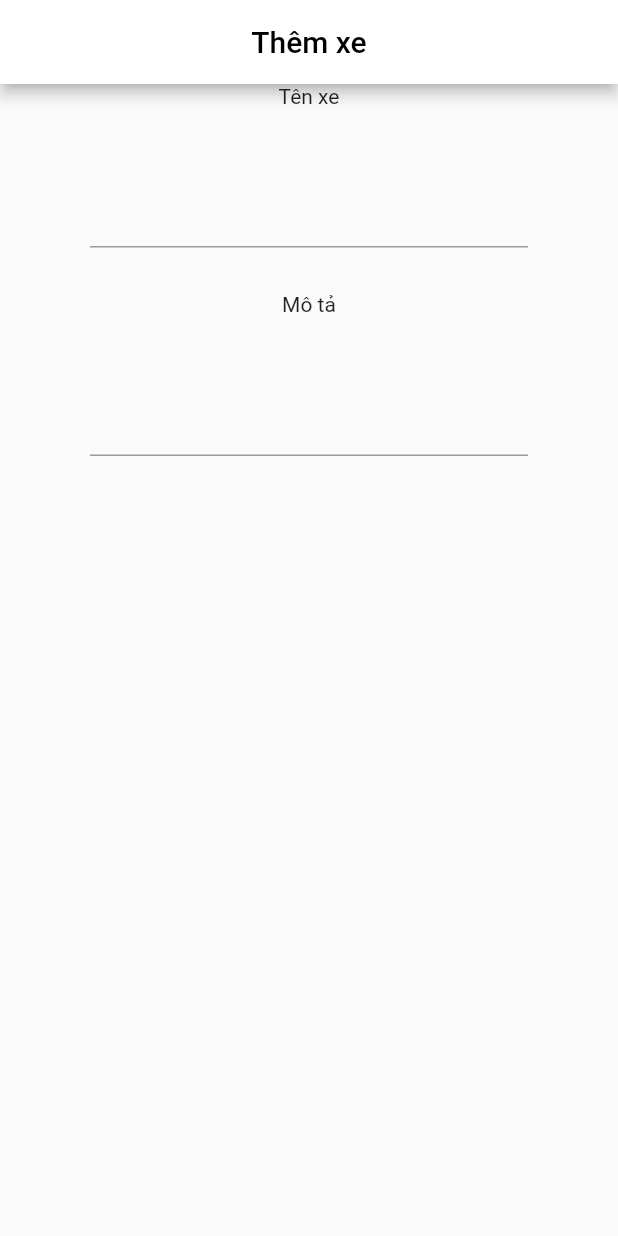
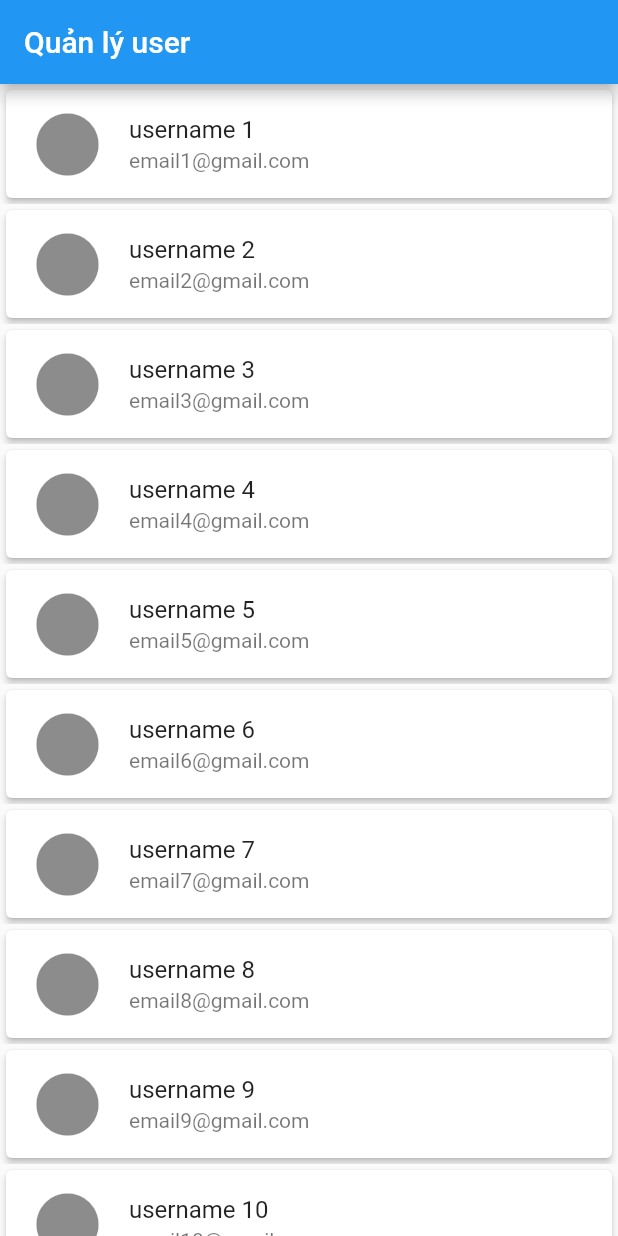
Before and after one commit to tientranzt/car_rent_flutter, a Flutter app: the screen it shows after launch, on a phone screen of 412 x 824 dp. Run offline on Flutter 3.47's test engine with Material 2 defaults, Android fonts, the phone set to English and light mode, and no system bars; our stand-ins replace cloud_firestore, email_validator, firebase_auth, firebase_core, firebase_storage, google_maps_flutter and 1 more; accounts and stored records are empty.

Commit message:
add admin user

```diff
--- a/lib/main.dart
+++ b/lib/main.dart
@@ -3,6 +3,7 @@ import 'package:cart_rent/src/page/account/subpageaccount/account_rewards_page.d
 import 'package:cart_rent/src/page/account/subpageaccount/history_order_page.dart';
 import 'package:cart_rent/src/page/admin/addcar/add_car_page.dart';
 import 'package:cart_rent/src/page/admin/addcategory/add_news_page.dart';
+import 'package:cart_rent/src/page/admin/userlist/user_list_page.dart';
 import 'package:cart_rent/src/page/detail/detail_page.dart';
 import 'package:cart_rent/src/page/home/home_page.dart';
 import 'package:cart_rent/src/page/login/forgotpass/forgot_password_page.dart';
@@ -53,12 +54,12 @@ class _MyAppState extends State<MyApp> {
         HistoryOrderPage.route : (context) => HistoryOrderPage(),
         AccountRewardsPage.route : (context) => AccountRewardsPage(),
         AddCategoryNewsPage.route: (context) => AddCategoryNewsPage(),
-        AddCarPage.route: (context) => AddCarPage()
+        AddCarPage.route: (context) => AddCarPage(),
+        UserListPage.route: (context) => UserListPage()
       },
-      initialRoute: AddCarPage.route,
+      initialRoute: UserListPage.route,
       debugShowCheckedModeBanner: false,
-      title: 'Car Rent',
-
+      title: 'Bích Long Co',
     );
   }
 }
--- a/lib/src/page/admin/addcategory/add_news_page.dart
+++ b/lib/src/page/admin/addcategory/add_news_page.dart
@@ -22,6 +22,7 @@ class _AddCategoryNewsPageState extends State<AddCategoryNewsPage> {
           backgroundColor: Color(0xffF0EFF4),
           appBar: AppBar(
             backgroundColor: Colors.white,
+
             title: Text(
               "Thêm bài viết",
               maxLines: 1,
@@ -123,11 +124,10 @@ class _AddCategoryNewsPageState extends State<AddCategoryNewsPage> {
                           print(textTitleEditingController.text);
                           print(textContentEditingController.text);
                         },
-                        child: Text(
+                        child:  Text(
                           "Thêm bài viết",
                           style: TextStyle(color: Colors.white),
                         ),
-
                         color: Colors.orange,
                       ),
                     ],
--- /dev/null
+++ b/lib/src/page/admin/userlist/user_list_page.dart
@@ -0,0 +1,46 @@
+import 'package:flutter/material.dart';
+
+class UserListPage extends StatefulWidget {
+  static const String route = "user_list_page";
+  @override
+  _UserListPageState createState() => _UserListPageState();
+}
+
+class _UserListPageState extends State<UserListPage> {
+  @override
+  Widget build(BuildContext context) {
+    return Scaffold(
+      appBar: AppBar(
+        title: Text("Quản lý user"),
+      ),
+      body: SingleChildScrollView(
+        child: Column(
+          children: List.generate(
+              10,
+              (index) => Material(
+                    child: InkWell(
+                      onTap: () {
+                        Navigator.push(context, MaterialPageRoute(builder: (context) => Scaffold(
+                          appBar: AppBar(
+                            title: Text("username ${index + 1}"),
+                            centerTitle: true,
+                          ),
+                          body: Center(child: Text("index $index")),
+                        )));
+                      },
+                      child: Card(
+                        color: Colors.white,
+                        elevation: 2,
+                        child: ListTile(
+                          leading: Icon(Icons.circle, size: 50,),
+                          title: Text("username ${index + 1}"),
+                          subtitle: Text("email${index + 1}@gmail.com"),
+                        ),
+                      ),
+                    ),
+                  )),
+        ),
+      ),
+    );
+  }
+}
```
Also changed, not shown: lib/src/page/admin/addcar/add_car_page.dart (+18 -4 lines).
